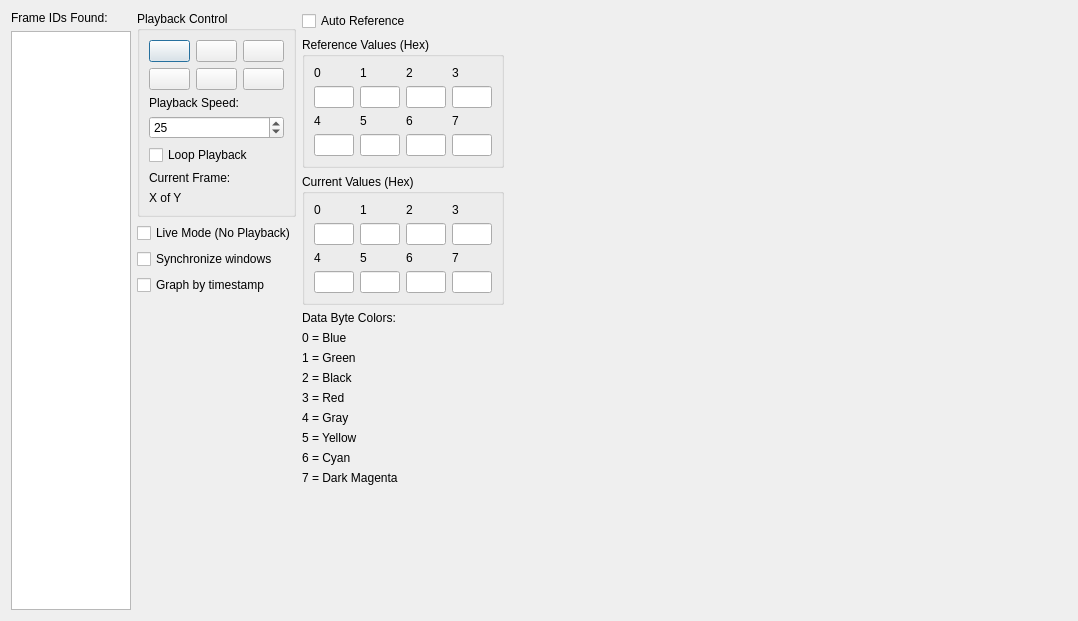
Before: the Qt Designer form flowviewwindow.ui in collin80/SavvyCAN, drawn with Qt 5.
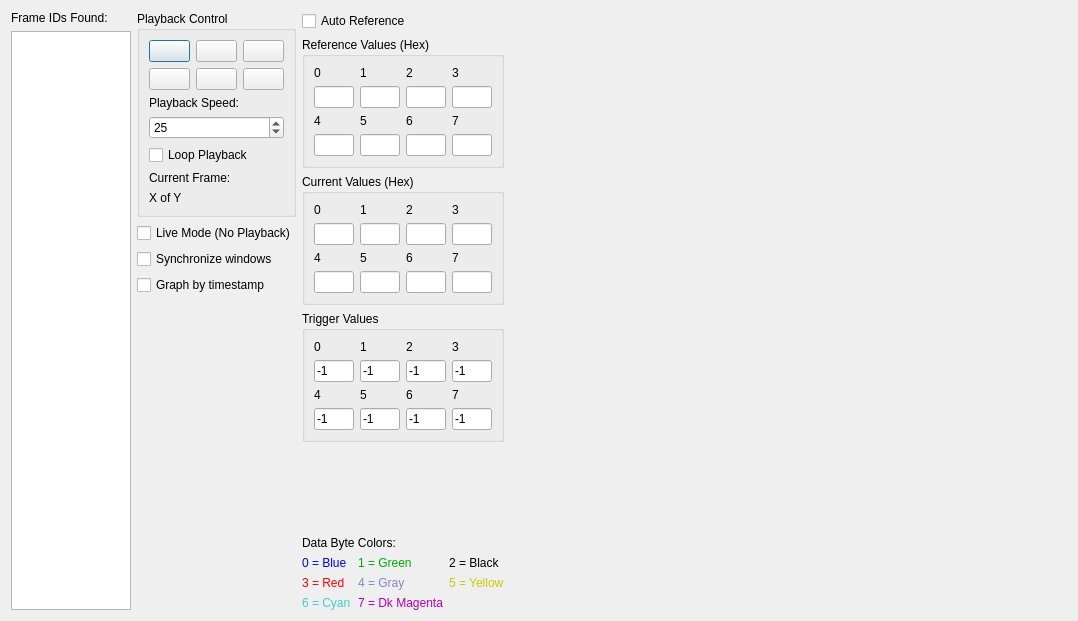
After: the same form once the commit is applied. Icons and pictures are not drawn. Custom widgets are drawn as their Qt base class.

Commit message: Added a trigger ability to flowview. The playback will stop automatically if a trigger value is found. This allows for moving quickly through the data looking for a given value. Also change the hotkeys to R,T,Y because they aren't really needed for anything else on the form.

Diff of the .ui file:
```diff
--- a/flowviewwindow.ui
+++ b/flowviewwindow.ui
@@ -13,7 +13,7 @@
   <property name="windowTitle">
    <string>Flow View</string>
   </property>
-  <layout class="QHBoxLayout" name="horizontalLayout" stretch="1,1,1,200">
+  <layout class="QHBoxLayout" name="horizontalLayout" stretch="1,1,0,200">
    <item>
     <layout class="QVBoxLayout" name="verticalLayout_2">
      <item>
@@ -796,6 +796,240 @@
        </layout>
       </widget>
      </item>
+     <item>
+      <widget class="QGroupBox" name="groupBox_4">
+       <property name="title">
+        <string>Trigger Values</string>
+       </property>
+       <layout class="QVBoxLayout" name="verticalLayout_10">
+        <item>
+         <layout class="QHBoxLayout" name="horizontalLayout_18">
+          <item>
+           <widget class="QLabel" name="label_42">
+            <property name="text">
+             <string>0</string>
+            </property>
+           </widget>
+          </item>
+          <item>
+           <widget class="QLabel" name="label_41">
+            <property name="text">
+             <string>1</string>
+            </property>
+           </widget>
+          </item>
+          <item>
+           <widget class="QLabel" name="label_43">
+            <property name="text">
+             <string>2</string>
+            </property>
+           </widget>
+          </item>
+          <item>
+           <widget class="QLabel" name="label_44">
+            <property name="text">
+             <string>3</string>
+            </property>
+           </widget>
+          </item>
+         </layout>
+        </item>
+        <item>
+         <layout class="QHBoxLayout" name="horizontalLayout_20">
+          <item>
+           <widget class="QLineEdit" name="txtTrigger0">
+            <property name="sizePolicy">
+             <sizepolicy hsizetype="Fixed" vsizetype="Fixed">
+              <horstretch>0</horstretch>
+              <verstretch>0</verstretch>
+             </sizepolicy>
+            </property>
+            <property name="minimumSize">
+             <size>
+              <width>40</width>
+              <height>0</height>
+             </size>
+            </property>
+            <property name="maximumSize">
+             <size>
+              <width>40</width>
+              <height>16777215</height>
+             </size>
+            </property>
+            <property name="text">
+             <string>-1</string>
+            </property>
+           </widget>
+          </item>
+          <item>
+           <widget class="QLineEdit" name="txtTrigger1">
+            <property name="sizePolicy">
+             <sizepolicy hsizetype="Fixed" vsizetype="Fixed">
+              <horstretch>0</horstretch>
+              <verstretch>0</verstretch>
+             </sizepolicy>
+            </property>
+            <property name="maximumSize">
+             <size>
+              <width>40</width>
+              <height>16777215</height>
+             </size>
+            </property>
+            <property name="text">
+             <string>-1</string>
+            </property>
+           </widget>
+          </item>
+          <item>
+           <widget class="QLineEdit" name="txtTrigger2">
+            <property name="sizePolicy">
+             <sizepolicy hsizetype="Fixed" vsizetype="Fixed">
+              <horstretch>0</horstretch>
+              <verstretch>0</verstretch>
+             </sizepolicy>
+            </property>
+            <property name="maximumSize">
+             <size>
+              <width>40</width>
+              <height>16777215</height>
+             </size>
+            </property>
+            <property name="text">
+             <string>-1</string>
+            </property>
+           </widget>
+          </item>
+          <item>
+           <widget class="QLineEdit" name="txtTrigger3">
+            <property name="sizePolicy">
+             <sizepolicy hsizetype="Fixed" vsizetype="Fixed">
+              <horstretch>0</horstretch>
+              <verstretch>0</verstretch>
+             </sizepolicy>
+            </property>
+            <property name="maximumSize">
+             <size>
+              <width>40</width>
+              <height>16777215</height>
+             </size>
+            </property>
+            <property name="text">
+             <string>-1</string>
+            </property>
+           </widget>
+          </item>
+         </layout>
+        </item>
+        <item>
+         <layout class="QHBoxLayout" name="horizontalLayout_21">
+          <item>
+           <widget class="QLabel" name="label_47">
+            <property name="text">
+             <string>4</string>
+            </property>
+           </widget>
+          </item>
+          <item>
+           <widget class="QLabel" name="label_46">
+            <property name="text">
+             <string>5</string>
+            </property>
+           </widget>
+          </item>
+          <item>
+           <widget class="QLabel" name="label_45">
+            <property name="text">
+             <string>6</string>
+            </property>
+           </widget>
+          </item>
+          <item>
+           <widget class="QLabel" name="label_48">
+            <property name="text">
+             <string>7</string>
+            </property>
+           </widget>
+          </item>
+         </layout>
+        </item>
+        <item>
+         <layout class="QHBoxLayout" name="horizontalLayout_22">
+          <item>
+           <widget class="QLineEdit" name="txtTrigger4">
+            <property name="sizePolicy">
+             <sizepolicy hsizetype="Fixed" vsizetype="Fixed">
+              <horstretch>0</horstretch>
+              <verstretch>0</verstretch>
+             </sizepolicy>
+            </property>
+            <property name="maximumSize">
+             <size>
+              <width>40</width>
+              <height>16777215</height>
+             </size>
+            </property>
+            <property name="text">
+             <string>-1</string>
+            </property>
+           </widget>
+          </item>
+          <item>
+           <widget class="QLineEdit" name="txtTrigger5">
+            <property name="maximumSize">
+             <size>
+              <width>40</width>
+              <height>16777215</height>
+             </size>
+            </property>
+            <property name="text">
+             <string>-1</string>
+            </property>
+           </widget>
+          </item>
+          <item>
+           <widget class="QLineEdit" name="txtTrigger6">
+            <property name="maximumSize">
+             <size>
+              <width>40</width>
+              <height>16777215</height>
+             </size>
+            </property>
+            <property name="text">
+             <string>-1</string>
+            </property>
+           </widget>
+          </item>
+          <item>
+           <widget class="QLineEdit" name="txtTrigger7">
+            <property name="maximumSize">
+             <size>
+              <width>40</width>
+              <height>16777215</height>
+             </size>
+            </property>
+            <property name="text">
+             <string>-1</string>
+            </property>
+           </widget>
+          </item>
+         </layout>
+        </item>
+       </layout>
+      </widget>
+     </item>
+     <item>
+      <spacer name="verticalSpacer_2">
+       <property name="orientation">
+        <enum>Qt::Vertical</enum>
+       </property>
+       <property name="sizeHint" stdset="0">
+        <size>
+         <width>20</width>
+         <height>40</height>
+        </size>
+       </property>
+      </spacer>
+     </item>
      <item>
       <widget class="QLabel" name="label_4">
        <property name="text">
@@ -804,73 +1038,323 @@
       </widget>
      </item>
      <item>
-      <widget class="QLabel" name="label_21">
-       <property name="text">
-        <string>0 = Blue</string>
-       </property>
-      </widget>
-     </item>
-     <item>
-      <widget class="QLabel" name="label_22">
-       <property name="text">
-        <string>1 = Green</string>
-       </property>
-      </widget>
-     </item>
-     <item>
-      <widget class="QLabel" name="label_23">
-       <property name="text">
-        <string>2 = Black</string>
-       </property>
-      </widget>
-     </item>
-     <item>
-      <widget class="QLabel" name="label_24">
-       <property name="text">
-        <string>3 = Red</string>
-       </property>
-      </widget>
-     </item>
-     <item>
-      <widget class="QLabel" name="label_25">
-       <property name="text">
-        <string>4 = Gray</string>
-       </property>
-      </widget>
-     </item>
-     <item>
-      <widget class="QLabel" name="label_26">
-       <property name="text">
-        <string>5 = Yellow</string>
-       </property>
-      </widget>
-     </item>
-     <item>
-      <widget class="QLabel" name="label_27">
-       <property name="text">
-        <string>6 = Cyan</string>
-       </property>
-      </widget>
-     </item>
-     <item>
-      <widget class="QLabel" name="label_28">
-       <property name="text">
-        <string>7 = Dark Magenta</string>
-       </property>
-      </widget>
-     </item>
-     <item>
-      <spacer name="verticalSpacer_2">
-       <property name="orientation">
-        <enum>Qt::Vertical</enum>
-       </property>
-       <property name="sizeHint" stdset="0">
-        <size>
-         <width>20</width>
-         <height>40</height>
-        </size>
-       </property>
-      </spacer>
+      <layout class="QGridLayout" name="gridLayout">
+       <item row="0" column="0">
+        <widget class="QLabel" name="label_21">
+         <property name="palette">
+          <palette>
+           <active>
+            <colorrole role="WindowText">
+             <brush brushstyle="SolidPattern">
+              <color alpha="255">
+               <red>0</red>
+               <green>0</green>
+               <blue>255</blue>
+              </color>
+             </brush>
+            </colorrole>
+           </active>
+           <inactive>
+            <colorrole role="WindowText">
+             <brush brushstyle="SolidPattern">
+              <color alpha="255">
+               <red>0</red>
+               <green>0</green>
+               <blue>255</blue>
+              </color>
+             </brush>
+            </colorrole>
+           </inactive>
+           <disabled>
+            <colorrole role="WindowText">
+             <brush brushstyle="SolidPattern">
+              <color alpha="255">
+               <red>120</red>
+               <green>120</green>
+               <blue>120</blue>
+              </color>
+             </brush>
+            </colorrole>
+           </disabled>
+          </palette>
+         </property>
+         <property name="text">
+          <string>0 = Blue</string>
+         </property>
+        </widget>
+       </item>
+       <item row="0" column="2">
+        <widget class="QLabel" name="label_23">
+         <property name="text">
+          <string>2 = Black</string>
+         </property>
+        </widget>
+       </item>
+       <item row="1" column="0">
+        <widget class="QLabel" name="label_24">
+         <property name="palette">
+          <palette>
+           <active>
+            <colorrole role="WindowText">
+             <brush brushstyle="SolidPattern">
+              <color alpha="255">
+               <red>255</red>
+               <green>0</green>
+               <blue>0</blue>
+              </color>
+             </brush>
+            </colorrole>
+           </active>
+           <inactive>
+            <colorrole role="WindowText">
+             <brush brushstyle="SolidPattern">
+              <color alpha="255">
+               <red>255</red>
+               <green>0</green>
+               <blue>0</blue>
+              </color>
+             </brush>
+            </colorrole>
+           </inactive>
+           <disabled>
+            <colorrole role="WindowText">
+             <brush brushstyle="SolidPattern">
+              <color alpha="255">
+               <red>120</red>
+               <green>120</green>
+               <blue>120</blue>
+              </color>
+             </brush>
+            </colorrole>
+           </disabled>
+          </palette>
+         </property>
+         <property name="text">
+          <string>3 = Red</string>
+         </property>
+        </widget>
+       </item>
+       <item row="1" column="1">
+        <widget class="QLabel" name="label_25">
+         <property name="palette">
+          <palette>
+           <active>
+            <colorrole role="WindowText">
+             <brush brushstyle="SolidPattern">
+              <color alpha="255">
+               <red>133</red>
+               <green>133</green>
+               <blue>199</blue>
+              </color>
+             </brush>
+            </colorrole>
+           </active>
+           <inactive>
+            <colorrole role="WindowText">
+             <brush brushstyle="SolidPattern">
+              <color alpha="255">
+               <red>133</red>
+               <green>133</green>
+               <blue>199</blue>
+              </color>
+             </brush>
+            </colorrole>
+           </inactive>
+           <disabled>
+            <colorrole role="WindowText">
+             <brush brushstyle="SolidPattern">
+              <color alpha="255">
+               <red>120</red>
+               <green>120</green>
+               <blue>120</blue>
+              </color>
+             </brush>
+            </colorrole>
+           </disabled>
+          </palette>
+         </property>
+         <property name="text">
+          <string>4 = Gray</string>
+         </property>
+        </widget>
+       </item>
+       <item row="0" column="1">
+        <widget class="QLabel" name="label_22">
+         <property name="palette">
+          <palette>
+           <active>
+            <colorrole role="WindowText">
+             <brush brushstyle="SolidPattern">
+              <color alpha="255">
+               <red>0</red>
+               <green>170</green>
+               <blue>0</blue>
+              </color>
+             </brush>
+            </colorrole>
+           </active>
+           <inactive>
+            <colorrole role="WindowText">
+             <brush brushstyle="SolidPattern">
+              <color alpha="255">
+               <red>0</red>
+               <green>170</green>
+               <blue>0</blue>
+              </color>
+             </brush>
+            </colorrole>
+           </inactive>
+           <disabled>
+            <colorrole role="WindowText">
+             <brush brushstyle="SolidPattern">
+              <color alpha="255">
+               <red>120</red>
+               <green>120</green>
+               <blue>120</blue>
+              </color>
+             </brush>
+            </colorrole>
+           </disabled>
+          </palette>
+         </property>
+         <property name="text">
+          <string>1 = Green</string>
+         </property>
+        </widget>
+       </item>
+       <item row="1" column="2">
+        <widget class="QLabel" name="label_26">
+         <property name="palette">
+          <palette>
+           <active>
+            <colorrole role="WindowText">
+             <brush brushstyle="SolidPattern">
+              <color alpha="255">
+               <red>203</red>
+               <green>203</green>
+               <blue>0</blue>
+              </color>
+             </brush>
+            </colorrole>
+           </active>
+           <inactive>
+            <colorrole role="WindowText">
+             <brush brushstyle="SolidPattern">
+              <color alpha="255">
+               <red>203</red>
+               <green>203</green>
+               <blue>0</blue>
+              </color>
+             </brush>
+            </colorrole>
+           </inactive>
+           <disabled>
+            <colorrole role="WindowText">
+             <brush brushstyle="SolidPattern">
+              <color alpha="255">
+               <red>120</red>
+               <green>120</green>
+               <blue>120</blue>
+              </color>
+             </brush>
+            </colorrole>
+           </disabled>
+          </palette>
+         </property>
+         <property name="text">
+          <string>5 = Yellow</string>
+         </property>
+        </widget>
+       </item>
+       <item row="2" column="0">
+        <widget class="QLabel" name="label_27">
+         <property name="palette">
+          <palette>
+           <active>
+            <colorrole role="WindowText">
+             <brush brushstyle="SolidPattern">
+              <color alpha="255">
+               <red>68</red>
+               <green>204</green>
+               <blue>204</blue>
+              </color>
+             </brush>
+            </colorrole>
+           </active>
+           <inactive>
+            <colorrole role="WindowText">
+             <brush brushstyle="SolidPattern">
+              <color alpha="255">
+               <red>68</red>
+               <green>204</green>
+               <blue>204</blue>
+              </color>
+             </brush>
+            </colorrole>
+           </inactive>
+           <disabled>
+            <colorrole role="WindowText">
+             <brush brushstyle="SolidPattern">
+              <color alpha="255">
+               <red>120</red>
+               <green>120</green>
+               <blue>120</blue>
+              </color>
+             </brush>
+            </colorrole>
+           </disabled>
+          </palette>
+         </property>
+         <property name="text">
+          <string>6 = Cyan</string>
+         </property>
+        </widget>
+       </item>
+       <item row="2" column="1">
+        <widget class="QLabel" name="label_28">
+         <property name="palette">
+          <palette>
+           <active>
+            <colorrole role="WindowText">
+             <brush brushstyle="SolidPattern">
+              <color alpha="255">
+               <red>180</red>
+               <green>0</green>
+               <blue>180</blue>
+              </color>
+             </brush>
+            </colorrole>
+           </active>
+           <inactive>
+            <colorrole role="WindowText">
+             <brush brushstyle="SolidPattern">
+              <color alpha="255">
+               <red>180</red>
+               <green>0</green>
+               <blue>180</blue>
+              </color>
+             </brush>
+            </colorrole>
+           </inactive>
+           <disabled>
+            <colorrole role="WindowText">
+             <brush brushstyle="SolidPattern">
+              <color alpha="255">
+               <red>120</red>
+               <green>120</green>
+               <blue>120</blue>
+              </color>
+             </brush>
+            </colorrole>
+           </disabled>
+          </palette>
+         </property>
+         <property name="text">
+          <string>7 = Dk Magenta</string>
+         </property>
+        </widget>
+       </item>
+      </layout>
      </item>
     </layout>
    </item>
```
The commit also changes 3 other files.
